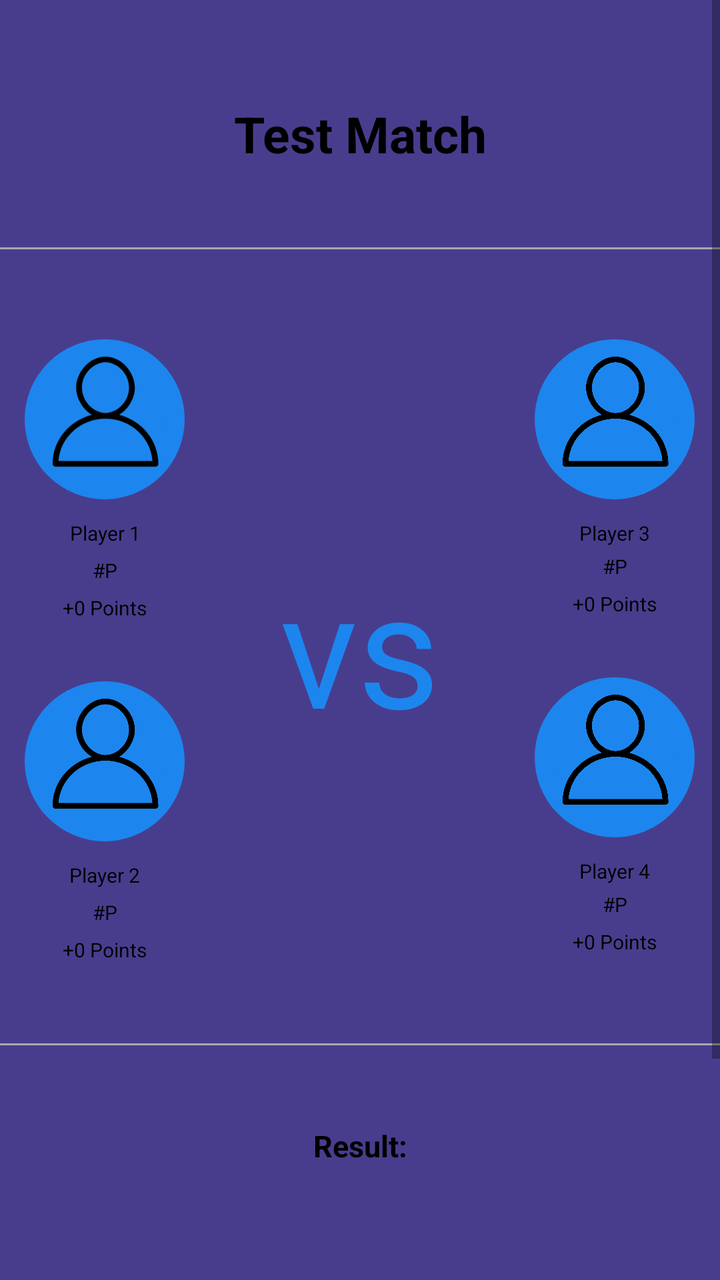
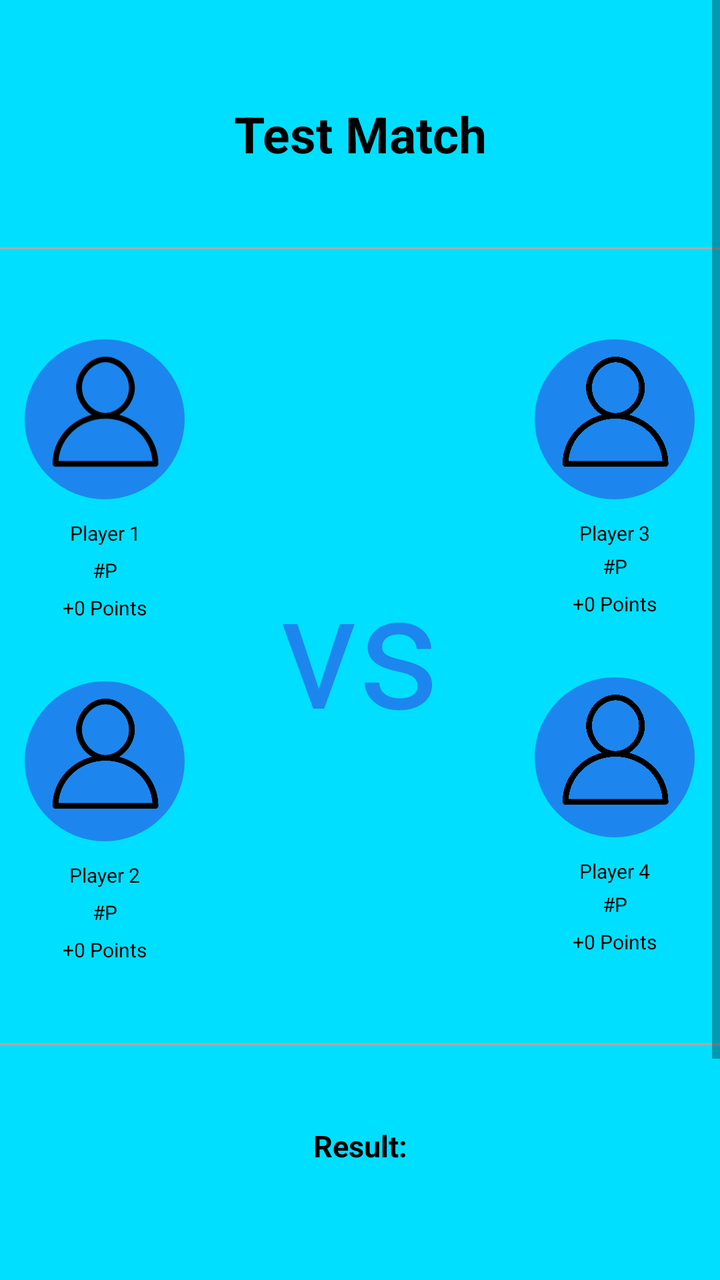

Compare the two renders of this Android layout. The source of the first and the diff that turns it into the second are given below.
<!-- AndroidManifest.xml: application theme AppTheme -->
<!-- res/layout/fragment_matchinfo.xml -->
<?xml version="1.0" encoding="utf-8"?>
<ScrollView xmlns:android="http://schemas.android.com/apk/res/android"
    xmlns:tools="http://schemas.android.com/tools"
    android:layout_width="match_parent"
    android:layout_height="match_parent"
    android:background="#483D8D"
    tools:context=".statsFragments.MatchInfoFragment">

    <LinearLayout
        android:layout_width="match_parent"
        android:layout_height="wrap_content"
        android:paddingBottom="40dp"
        android:orientation="vertical">

        <TextView
            android:id="@+id/matchInfoTitle"
            android:layout_width="match_parent"
            android:layout_height="wrap_content"
            android:layout_gravity="center"
            android:layout_marginTop="50dp"
            android:text="Test Match"
            android:textAlignment="center"
            android:textColor="#000"
            android:textSize="25sp"
            android:textStyle="bold" />

        <View
            android:layout_width="match_parent"
            android:layout_height="1dp"
            android:layout_marginTop="40dp"
            android:layout_marginBottom="40dp"
            android:background="@android:color/darker_gray" />

        <LinearLayout
            android:layout_width="match_parent"
            android:layout_height="wrap_content">

            <LinearLayout
                android:layout_width="wrap_content"
                android:layout_height="wrap_content"
                android:orientation="vertical">

                <RelativeLayout
                    android:id="@+id/team1player1icon"
                    android:layout_width="80dp"
                    android:layout_height="80dp"
                    android:layout_gravity="center"
                    android:layout_marginStart="10dp"
                    android:layout_marginTop="5dp"
                    android:layout_marginEnd="5dp"
                    android:background="@drawable/round_corners_shape">

                    <ImageView
                        android:layout_width="70dp"
                        android:layout_height="70dp"
                        android:src="@drawable/ic_default_profile_24"
                        android:translationX="5dp" />
                </RelativeLayout>

                <TextView
                    android:id="@+id/team1player1name"
                    android:layout_width="wrap_content"
                    android:layout_height="wrap_content"
                    android:layout_gravity="center"
                    android:layout_marginStart="5dp"
                    android:gravity="center"
                    android:layout_marginTop="10dp"
                    android:text="Player 1"
                    android:textColor="#000"
                    android:textSize="10sp" />

                <TextView
                    android:id="@+id/team1player1ID"
                    android:layout_width="wrap_content"
                    android:layout_height="wrap_content"
                    android:layout_gravity="center"
                    android:layout_marginTop="5dp"
                    android:layout_marginStart="5dp"
                    android:text="#P"
                    android:textColor="#000"
                    android:textSize="10sp" />

                <TextView
                    android:id="@+id/team1player1points"
                    android:layout_width="wrap_content"
                    android:layout_height="wrap_content"
                    android:layout_gravity="center"
                    android:layout_marginTop="5dp"
                    android:layout_marginStart="5dp"
                    android:text="+0 Points"
                    android:textColor="#000"
                    android:textSize="10sp" />

                <RelativeLayout
                    android:id="@+id/team1player2icon"
                    android:layout_width="80dp"
                    android:layout_height="80dp"
                    android:layout_gravity="center"
                    android:layout_marginStart="10dp"
                    android:layout_marginTop="30dp"
                    android:layout_marginEnd="5dp"
                    android:background="@drawable/round_corners_shape"
                    android:visibility="visible">

                    <ImageView
                        android:layout_width="70dp"
                        android:layout_height="70dp"
                        android:src="@drawable/ic_default_profile_24"
                        android:translationX="5dp" />
                </RelativeLayout>

                <TextView
                    android:id="@+id/team1player2name"
                    android:layout_width="wrap_content"
                    android:layout_height="wrap_content"
                    android:layout_gravity="center"
                    android:layout_marginTop="10dp"
                    android:layout_marginStart="5dp"
                    android:text="Player 2"
                    android:textColor="#000"
                    android:textSize="10sp" />

                <TextView
                    android:id="@+id/team1player2ID"
                    android:layout_width="wrap_content"
                    android:layout_height="wrap_content"
                    android:layout_gravity="center"
                    android:layout_marginTop="5dp"
                    android:text="#P"
                    android:textColor="#000"
                    android:layout_marginStart="5dp"
                    android:textSize="10sp"
                    android:visibility="visible" />

                <TextView
                    android:id="@+id/team1player2points"
                    android:layout_width="wrap_content"
                    android:layout_height="wrap_content"
                    android:layout_gravity="center"
                    android:layout_marginTop="5dp"
                    android:layout_marginStart="5dp"
                    android:text="+0 Points"
                    android:textColor="#000"
                    android:textSize="10sp" />

            </LinearLayout>

            <TextView
                android:layout_width="wrap_content"
                android:layout_height="wrap_content"
                android:layout_gravity="center"
                android:layout_weight="1"
                android:text="vs"
                android:textAlignment="center"
                android:textColor="#1C86EE"
                android:textSize="80sp" />

            <LinearLayout
                android:layout_width="wrap_content"
                android:layout_height="wrap_content"
                android:orientation="vertical">

                <RelativeLayout
                    android:id="@+id/team2player1icon"
                    android:layout_width="80dp"
                    android:layout_height="80dp"
                    android:layout_gravity="center"
                    android:layout_marginStart="5dp"
                    android:layout_marginTop="5dp"
                    android:layout_marginEnd="10dp"
                    android:background="@drawable/round_corners_shape">

                    <ImageView
                        android:layout_width="70dp"
                        android:layout_height="70dp"
                        android:src="@drawable/ic_default_profile_24"
                        android:translationX="5dp" />
                </RelativeLayout>

                <TextView
                    android:id="@+id/team2player1name"
                    android:layout_width="wrap_content"
                    android:layout_height="wrap_content"
                    android:layout_gravity="center"
                    android:layout_marginTop="10dp"
                    android:layout_marginEnd="5dp"
                    android:text="Player 3"
                    android:textColor="#000"
                    android:textSize="10sp" />

                <TextView
                    android:id="@+id/team2player1ID"
                    android:layout_width="wrap_content"
                    android:layout_height="wrap_content"
                    android:layout_gravity="center"
                    android:layout_marginTop="3dp"
                    android:layout_marginEnd="5dp"
                    android:text="#P"
                    android:textColor="#000"
                    android:textSize="10sp" />

                <TextView
                    android:id="@+id/team2player1points"
                    android:layout_width="wrap_content"
                    android:layout_height="wrap_content"
                    android:layout_gravity="center"
                    android:layout_marginTop="5dp"
                    android:layout_marginEnd="5dp"
                    android:text="+0 Points"
                    android:textColor="#000"
                    android:textSize="10sp" />

                <RelativeLayout
                    android:id="@+id/team2player2icon"
                    android:layout_width="80dp"
                    android:layout_height="80dp"
                    android:layout_gravity="center"
                    android:layout_marginStart="5dp"
                    android:layout_marginTop="30dp"
                    android:layout_marginEnd="10dp"
                    android:background="@drawable/round_corners_shape"
                    android:visibility="visible">

                    <ImageView
                        android:layout_width="70dp"
                        android:layout_height="70dp"
                        android:src="@drawable/ic_default_profile_24"
                        android:translationX="5dp" />
                </RelativeLayout>

                <TextView
                    android:id="@+id/team2player2name"
                    android:layout_width="wrap_content"
                    android:layout_height="wrap_content"
                    android:layout_gravity="center"
                    android:layout_marginTop="10dp"
                    android:layout_marginEnd="5dp"
                    android:text="Player 4"
                    android:textColor="#000"
                    android:textSize="10sp" />

                <TextView
                    android:id="@+id/team2player2ID"
                    android:layout_width="wrap_content"
                    android:layout_height="wrap_content"
                    android:layout_gravity="center"
                    android:layout_marginTop="3dp"
                    android:layout_marginEnd="5dp"
                    android:text="#P"
                    android:textColor="#000"
                    android:textSize="10sp"
                    android:visibility="visible" />

                <TextView
                    android:id="@+id/team2player2points"
                    android:layout_width="wrap_content"
                    android:layout_height="wrap_content"
                    android:layout_gravity="center"
                    android:layout_marginTop="5dp"
                    android:layout_marginEnd="5dp"
                    android:text="+0 Points"
                    android:textColor="#000"
                    android:textSize="10sp" />

            </LinearLayout>

        </LinearLayout>

        <View
            android:layout_width="match_parent"
            android:layout_height="1dp"
            android:layout_marginTop="40dp"
            android:layout_marginBottom="40dp"
            android:background="@android:color/darker_gray" />

        <TextView
            android:layout_width="match_parent"
            android:layout_height="wrap_content"
            android:textAlignment="center"
            android:text="Result:"
            android:textColor="#000"
            android:textSize="15sp"
            android:textStyle="bold" />

        <TextView
            android:id="@+id/first_set"
            android:layout_width="match_parent"
            android:layout_height="wrap_content"
            android:layout_marginTop="30dp"
            android:textAlignment="center"
            android:textColor="#000"
            android:textSize="15sp" />

        <TextView
            android:id="@+id/second_set"
            android:layout_width="match_parent"
            android:layout_height="wrap_content"
            android:layout_marginTop="30dp"
            android:textAlignment="center"
            android:textColor="#000"
            android:textSize="15sp" />

        <TextView
            android:id="@+id/third_set"
            android:layout_width="match_parent"
            android:layout_height="wrap_content"
            android:layout_marginTop="30dp"
            android:textAlignment="center"
            android:textColor="#000"
            android:textSize="15sp"
            android:visibility="visible" />
    </LinearLayout>
</ScrollView>
<!-- resources referenced by this layout -->
<resources>
  <!-- drawable ic_default_profile_24 (drawable) -->
  <vector android:height="24dp" android:tint="#000000"
      android:viewportHeight="20" android:viewportWidth="20"
      android:width="25dp" xmlns:android="http://schemas.android.com/apk/res/android">
  
      <path android:fillColor="@android:color/white" android:pathData="M12.075,10.812c1.358-0.853,2.242-2.507,2.242-4.037c0-2.181-1.795-4.618-4.198-4.618S5.921,4.594,5.921,6.775c0,1.53,0.884,3.185,2.242,4.037c-3.222,0.865-5.6,3.807-5.6,7.298c0,0.23,0.189,0.42,0.42,0.42h14.273c0.23,0,0.42-0.189,0.42-0.42C17.676,14.619,15.297,11.677,12.075,10.812 M6.761,6.775c0-2.162,1.773-3.778,3.358-3.778s3.359,1.616,3.359,3.778c0,2.162-1.774,3.778-3.359,3.778S6.761,8.937,6.761,6.775 M3.415,17.69c0.218-3.51,3.142-6.297,6.704-6.297c3.562,0,6.486,2.787,6.705,6.297H3.415z"/>
  </vector>
  <!-- drawable round_corners_shape (drawable) -->
  <?xml version="1.0" encoding="utf-8"?>
  <shape xmlns:android="http://schemas.android.com/apk/res/android">
      <corners android:radius="300dp" />
      <solid android:color="#1C86EE"/>
      <stroke android:color="#1C86EE" android:width="10dp"/>
  </shape>
  <style name="AppTheme" parent="Theme.AppCompat.Light.NoActionBar">
          
          <item name="colorPrimary">@color/colorPrimary</item>
          <item name="colorPrimaryDark">@color/colorPrimaryDark</item>
          <item name="colorAccent">@color/colorAccent</item>
      </style>
  <color name="colorPrimary">#6200EE</color>
  <color name="colorPrimaryDark">#00BFFF</color>
  <color name="colorAccent">#03DAC5</color>
</resources>

<!-- the commit's change to res/layout/fragment_matchinfo.xml (unified diff, before → after) -->
@@ -3,7 +3,7 @@
     xmlns:tools="http://schemas.android.com/tools"
     android:layout_width="match_parent"
     android:layout_height="match_parent"
-    android:background="#483D8D"
+    android:background="@color/colorStatsActivity"
     tools:context=".statsFragments.MatchInfoFragment">
 
     <LinearLayout
<!-- resource entries referenced after the edit -->
@@ -1,5 +1,6 @@
 <!-- resources referenced by this layout -->
 <resources>
+  <color name="colorStatsActivity">#00DFFF</color>
   <!-- drawable ic_default_profile_24 (drawable) -->
   <vector android:height="24dp" android:tint="#000000"
       android:viewportHeight="20" android:viewportWidth="20"
